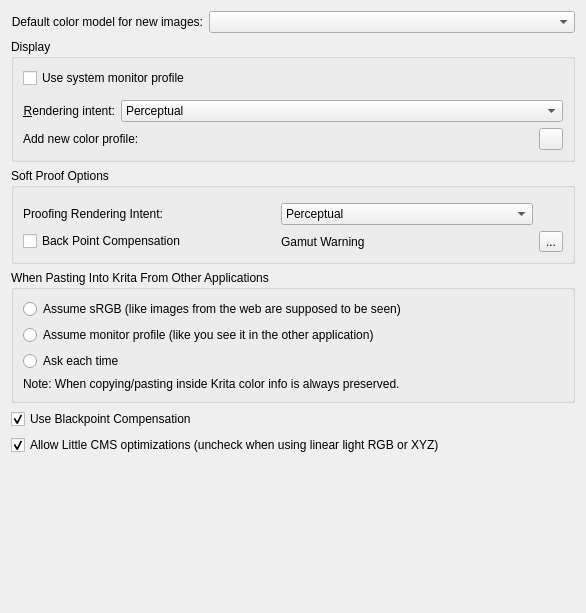
Qt form libs/ui/forms/wdgcolorsettings.ui (KDE/krita) before a commit.
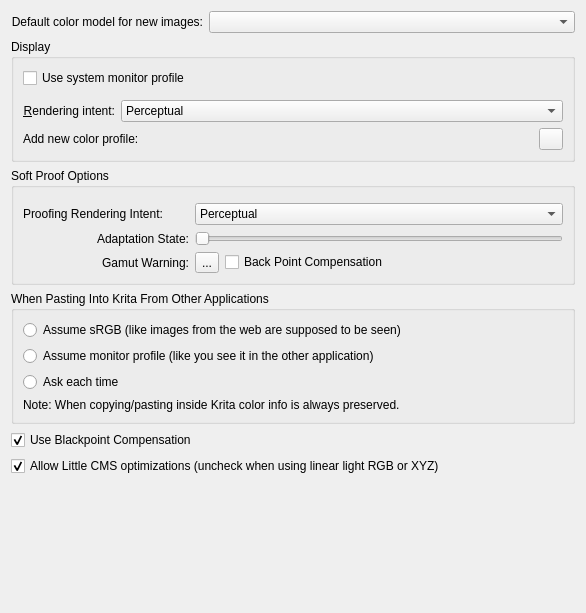
The same form after that commit. Custom widgets are drawn as their Qt base class.

Commit message:
Add adaptation state slider.
This allows you to set whether or not to adapt the white point, that is,
to set the white point to the screen white(full slider) or to convert all whiteson screen to the white point of the profile when using absolute colorimetric
as intent.

This is useful to simulate paper-colour.

Ref T2337

What changed in the file:
```diff
--- a/libs/ui/forms/wdgcolorsettings.ui
+++ b/libs/ui/forms/wdgcolorsettings.ui
@@ -189,14 +189,41 @@
       <string>Soft Proof Options</string>
      </property>
      <layout class="QGridLayout" name="gridLayout">
-      <item row="4" column="2">
+      <item row="5" column="1">
        <widget class="QToolButton" name="gamutAlarm">
         <property name="text">
          <string>...</string>
         </property>
        </widget>
       </item>
-      <item row="3" column="1">
+      <item row="3" column="0">
+       <widget class="QLabel" name="lblProofingIntent">
+        <property name="text">
+         <string>Proofing Rendering Intent:</string>
+        </property>
+       </widget>
+      </item>
+      <item row="0" column="0" colspan="4">
+       <widget class="KisColorSpaceSelector" name="proofingSpaceSelector" native="true"/>
+      </item>
+      <item row="5" column="2" colspan="2">
+       <widget class="QCheckBox" name="ckbProofBlackPoint">
+        <property name="text">
+         <string>Back Point Compensation</string>
+        </property>
+       </widget>
+      </item>
+      <item row="5" column="0">
+       <widget class="QLabel" name="lblGamutWarning">
+        <property name="text">
+         <string>Gamut Warning:</string>
+        </property>
+        <property name="alignment">
+         <set>Qt::AlignRight|Qt::AlignTrailing|Qt::AlignVCenter</set>
+        </property>
+       </widget>
+      </item>
+      <item row="3" column="1" colspan="3">
        <widget class="QComboBox" name="cmbProofingIntent">
         <item>
          <property name="text">
@@ -220,10 +247,10 @@
         </item>
        </widget>
       </item>
-      <item row="4" column="1">
-       <widget class="QLabel" name="label">
-        <property name="text">
-         <string>Gamut Warning</string>
+      <item row="4" column="1" colspan="3">
+       <widget class="QSlider" name="sldAdaptationState">
+        <property name="orientation">
+         <enum>Qt::Horizontal</enum>
         </property>
        </widget>
       </item>
@@ -231,16 +258,12 @@
        <widget class="KisColorSpaceSelector" name="proofingSpaceSelector" native="true"/>
       </item>
       <item row="4" column="0">
-       <widget class="QCheckBox" name="ckbProofBlackPoint">
+       <widget class="QLabel" name="lblAdaptationState">
         <property name="text">
-         <string>Back Point Compensation</string>
+         <string>Adaptation State:</string>
         </property>
-       </widget>
-      </item>
-      <item row="3" column="0">
-       <widget class="QLabel" name="label_3">
-        <property name="text">
-         <string>Proofing Rendering Intent:</string>
+        <property name="alignment">
+         <set>Qt::AlignRight|Qt::AlignTrailing|Qt::AlignVCenter</set>
         </property>
        </widget>
       </item>
```
Left out of the diff: 3 changed lines with no effect on the pictures. The commit also changes 18 other files.
